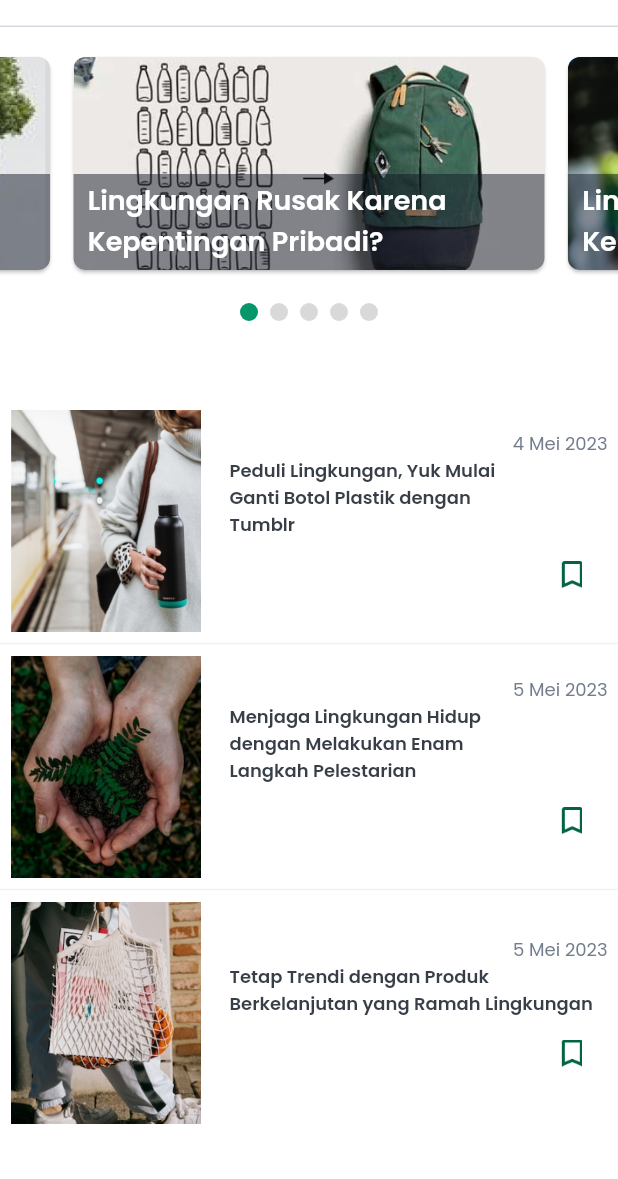
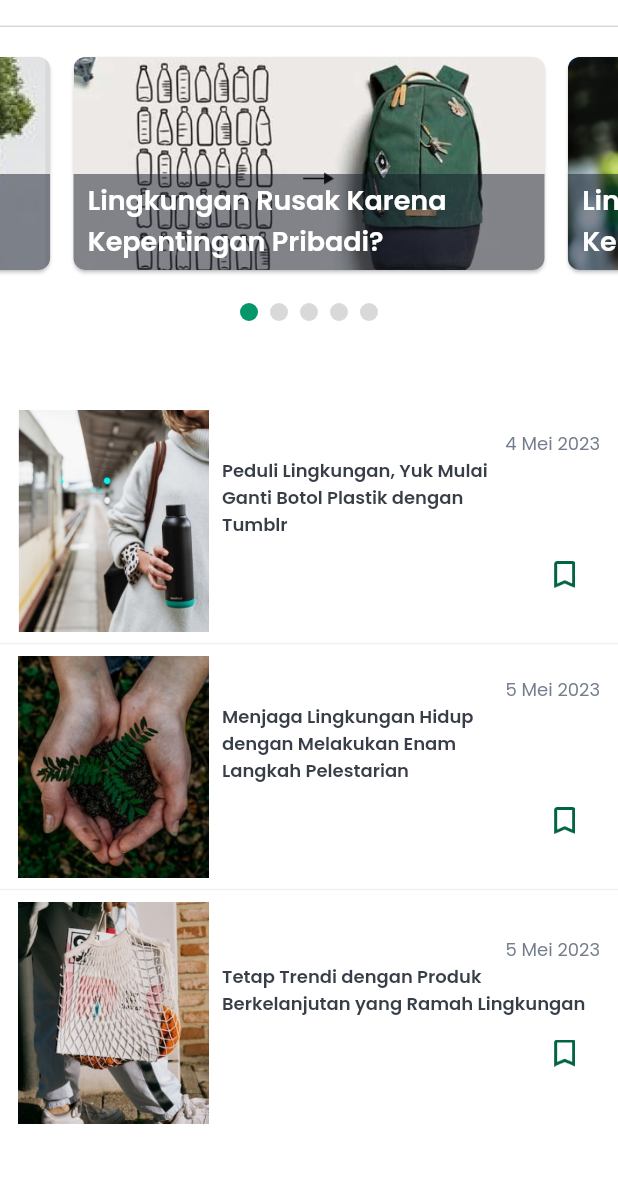
Before and after one commit to Ecowave-Alterra/ecowave-flutter, a Flutter app: the InformationPage screen opened directly, on a phone screen of 412 x 824 dp, the part 57-1236 px from its top. Run offline on Flutter 3.47's test engine with Material 2 defaults, Android fonts, the phone set to English and light mode, and no system bars; drawn by our look-alikes of carousel_slider; our stand-ins replace another_flushbar, equatable, file_picker, flutter_bloc, flutter_countdown_timer, flutter_rating_bar and 5 more; accounts and stored records are empty; network calls fail.

Commit message:
fixing padding ui

```diff
--- a/lib/features/information/view/widget/list_information_widget.dart
+++ b/lib/features/information/view/widget/list_information_widget.dart
@@ -25,7 +25,7 @@ class _ListInformationState extends State<ListInformation> {
         context.push(const ContentInformation());
       },
       child: Container(
-        padding: const EdgeInsets.symmetric(horizontal: 7),
+        padding: const EdgeInsets.symmetric(horizontal: 12),
         child: Row(
           mainAxisAlignment: MainAxisAlignment.spaceBetween,
           children: [
```
